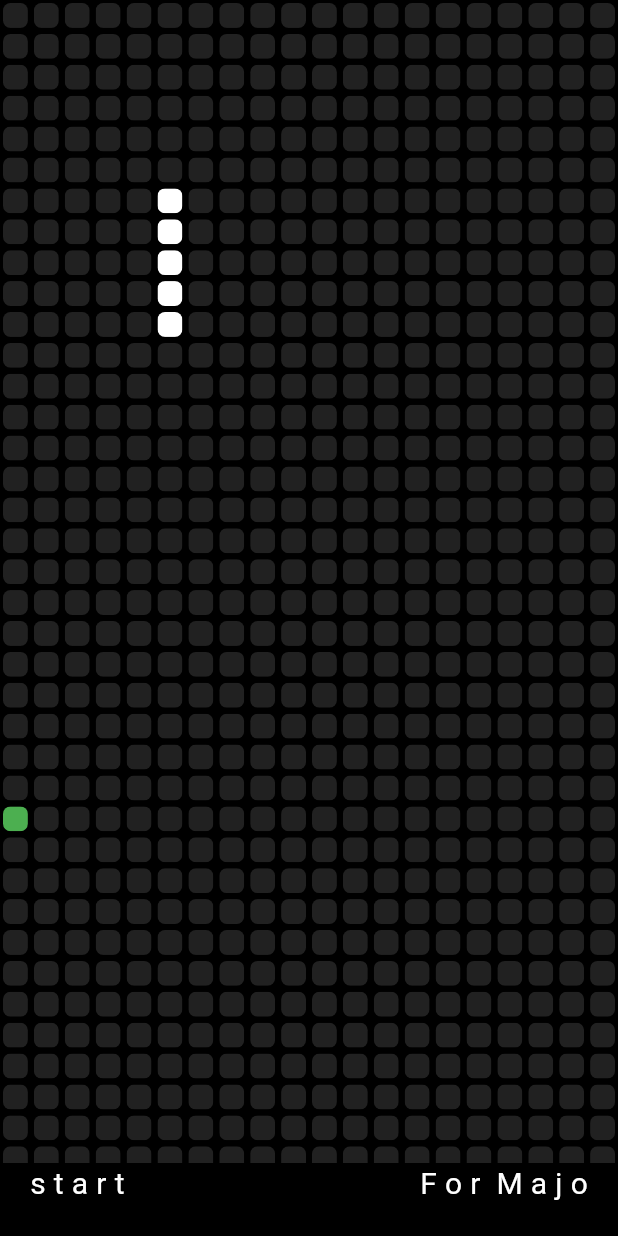
After one commit to rafael-escalante/donut_app_4sa, a Flutter app: the screen it shows after launch, after a tap on "s t a r t", on a phone screen of 412 x 824 dp. The commit adds this screen. Run offline on Flutter 3.47's test engine with Material 3 defaults, Android fonts, the phone set to English and light mode, and no system bars.

Commit message:
AddBar added

```diff
--- /dev/null
+++ b/lib/pages/home_page.dart
@@ -0,0 +1,21 @@
+import 'package:flutter/material.dart';
+
+class HomePage extends StatefulWidget {
+  const HomePage({super.key});
+
+  @override
+  State<HomePage> createState() => _HomePageState();
+}
+
+class _HomePageState extends State<HomePage> {
+  @override
+  Widget build(BuildContext context) {
+    return Scaffold(
+      appBar: AppBar(
+        backgroundColor: Colors.transparent,
+        leading: Icon(Icons.menu, color: Colors.grey[800]),
+        actions: [Icon(Icons.person)],
+      ),
+    );
+  }
+}
--- /dev/null
+++ b/lib/snake.dart
@@ -0,0 +1,236 @@
+import 'package:flutter/material.dart';
+import 'dart:async';
+import 'dart:math';
+
+void main() => runApp(MyApp());
+
+class MyApp extends StatelessWidget {
+  const MyApp({super.key});
+  @override
+  Widget build(BuildContext context) {
+    return MaterialApp(
+      debugShowCheckedModeBanner: false,
+      home: HomePage(),
+    );
+  }
+}
+
+class HomePage extends StatefulWidget {
+  @override
+  _HomePageState createState() => _HomePageState();
+}
+
+class _HomePageState extends State<HomePage> {
+  static List<int> snakePosition = [45, 65, 85, 105, 125];
+  int numberOfSquares = 760;
+
+  static var randomNumber = Random();
+  int food = randomNumber.nextInt(700);
+
+  /*
+  void generateNewFood() {
+    food = randomNumber.nextInt(700);
+  }
+  */
+
+  void generateNewFood() {
+    setState(() {
+      do {
+        food = randomNumber.nextInt(numberOfSquares);
+      } while (snakePosition.contains(
+          food)); // Evita que la comida aparezca dentro de la serpiente
+    });
+  }
+
+  void startGame() {
+    snakePosition = [45, 65, 85, 105, 125];
+    const duration = const Duration(milliseconds: 300);
+    Timer.periodic(duration, (Timer timer) {
+      updateSnake();
+      if (gameOver()) {
+        timer.cancel();
+        _showGameOverScreen();
+      }
+    });
+  }
+
+  var direction = 'down';
+  void updateSnake() {
+    setState(() {
+      switch (direction) {
+        case 'down':
+          if (snakePosition.last > 740) {
+            snakePosition.add(snakePosition.last + 20 - 760);
+          } else {
+            snakePosition.add(snakePosition.last + 20);
+          }
+
+          break;
+
+        case 'up':
+          if (snakePosition.last < 20) {
+            snakePosition.add(snakePosition.last - 20 + 760);
+          } else {
+            snakePosition.add(snakePosition.last - 20);
+          }
+          break;
+
+        case 'left':
+          if (snakePosition.last % 20 == 0) {
+            snakePosition.add(snakePosition.last - 1 + 20);
+          } else {
+            snakePosition.add(snakePosition.last - 1);
+          }
+          break;
+
+        case 'right':
+          if ((snakePosition.last + 1) % 20 == 0) {
+            snakePosition.add(snakePosition.last + 1 - 20);
+          } else {
+            snakePosition.add(snakePosition.last + 1);
+          }
+          break;
+
+        default:
+      }
+/*
+      if (snakePosition.last == food) {
+        generateNewFood();
+      } else {
+        snakePosition.removeAt(0);
+      }
+*/
+      if (snakePosition.last == food) {
+        generateNewFood(); // Genera una nueva comida
+      } else {
+        snakePosition.removeAt(0); // La serpiente sigue moviéndose
+      }
+    });
+  }
+
+  bool gameOver() {
+    for (int i = 0; i < snakePosition.length; i++) {
+      int count = 0;
+      for (int j = 0; j < snakePosition.length; j++) {
+        if (snakePosition[i] == snakePosition[j]) {
+          count += 1;
+        }
+        if (count == 2) {
+          return true;
+        }
+      }
+    }
+    return false;
+  }
+
+  void _showGameOverScreen() {
+    showDialog(
+        context: context,
+        builder: (BuildContext context) {
+          return AlertDialog(
+            title: Text('GAME OVER'),
+            content: Text('You\'re score: ' + snakePosition.length.toString()),
+            actions: <Widget>[
+              TextButton(
+                child: Text('Play Again'),
+                onPressed: () {
+                  startGame();
+                  Navigator.of(context).pop();
+                },
+              )
+            ],
+          );
+        });
+  }
+
+  @override
+  Widget build(BuildContext context) {
+    return Scaffold(
+      //appBar: appBar(),
+      backgroundColor: Colors.black,
+      body: Column(
+        children: <Widget>[
+          Expanded(
+            child: GestureDetector(
+              onVerticalDragUpdate: (details) {
+                if (direction != 'up' && details.delta.dy > 0) {
+                  direction = 'down';
+                } else if (direction != 'down' && details.delta.dy < 0) {
+                  direction = 'up';
+                }
+              },
+              onHorizontalDragUpdate: (details) {
+                if (direction != 'left' && details.delta.dx > 0) {
+                  direction = 'right';
+                } else if (direction != 'right' && details.delta.dx < 0) {
+                  direction = 'left';
+                }
+              },
+
+              child: Container(
+                child: GridView.builder(
+                    physics: NeverScrollableScrollPhysics(),
+                    itemCount: numberOfSquares,
+                    gridDelegate: SliverGridDelegateWithFixedCrossAxisCount(
+                        crossAxisCount:
+                            20), //SliverGridDelegateWithFixedCrossAxisCount
+                    itemBuilder: (BuildContext context, int index) {
+                      if (snakePosition.contains(index)) {
+                        return Center(
+                          child: Container(
+                            padding: EdgeInsets.all(2),
+                            child: ClipRRect(
+                              borderRadius: BorderRadius.circular(5),
+                              child: Container(
+                                color: Colors.white,
+                              ), //Container
+                            ), //ClipRRect
+                          ), //Container
+                        ); //Center
+                      }
+                      if (index == food) {
+                        return Container(
+                          padding: EdgeInsets.all(2),
+                          child: ClipRRect(
+                              borderRadius: BorderRadius.circular(5),
+                              child:
+                                  Container(color: Colors.green)), //ClipRRect
+                        );
+                      } else {
+                        return Container(
+                          padding: EdgeInsets.all(2),
+                          child: ClipRRect(
+                              borderRadius: BorderRadius.circular(5),
+                              child: Container(
+                                  color: Colors.grey[900])), //ClipRRect
+                        ); //Container
+                      }
+                    }), //GridView.builder
+              ), //Container
+            ), //GestureDetector
+          ), //Expanded
+          Padding(
+            padding:
+                const EdgeInsets.only(bottom: 20.0, left: 20.0, right: 20.0),
+            child: Row(
+              mainAxisAlignment: MainAxisAlignment.spaceBetween,
+              children: <Widget>[
+                GestureDetector(
+                  onTap: startGame,
+                  child: Text(
+                    's t a r t',
+                    style: TextStyle(color: Colors.white, fontSize: 20),
+                  ), //Text
+                ), //GestureDetector
+                Text(
+                  'F o r  M a j o',
+                  style: TextStyle(color: Colors.white, fontSize: 20),
+                ) //Text
+              ], //<Widget>[]
+            ), //Row
+          ) //Padding
+        ], //<Widget>[]
+      ), //Column
+    ); //Scaffold
+  }
+}
```
Also changed, not shown: lib/main.dart (+3 -104 lines), lib/snake2.dart (added, +228 -0 lines).
